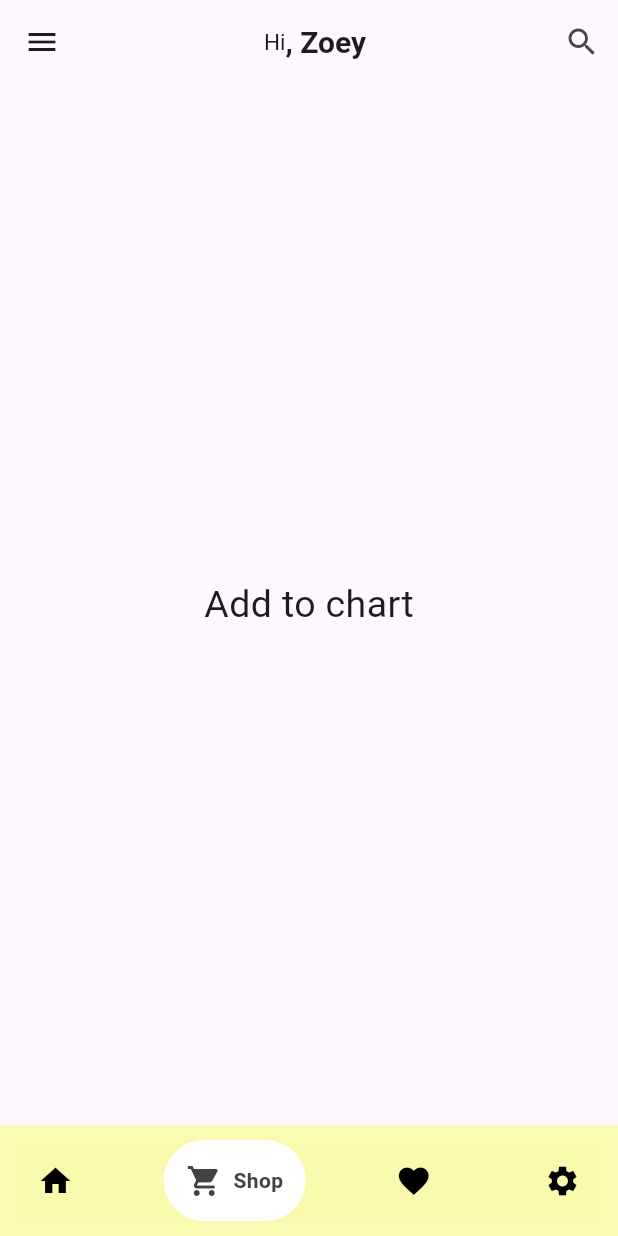
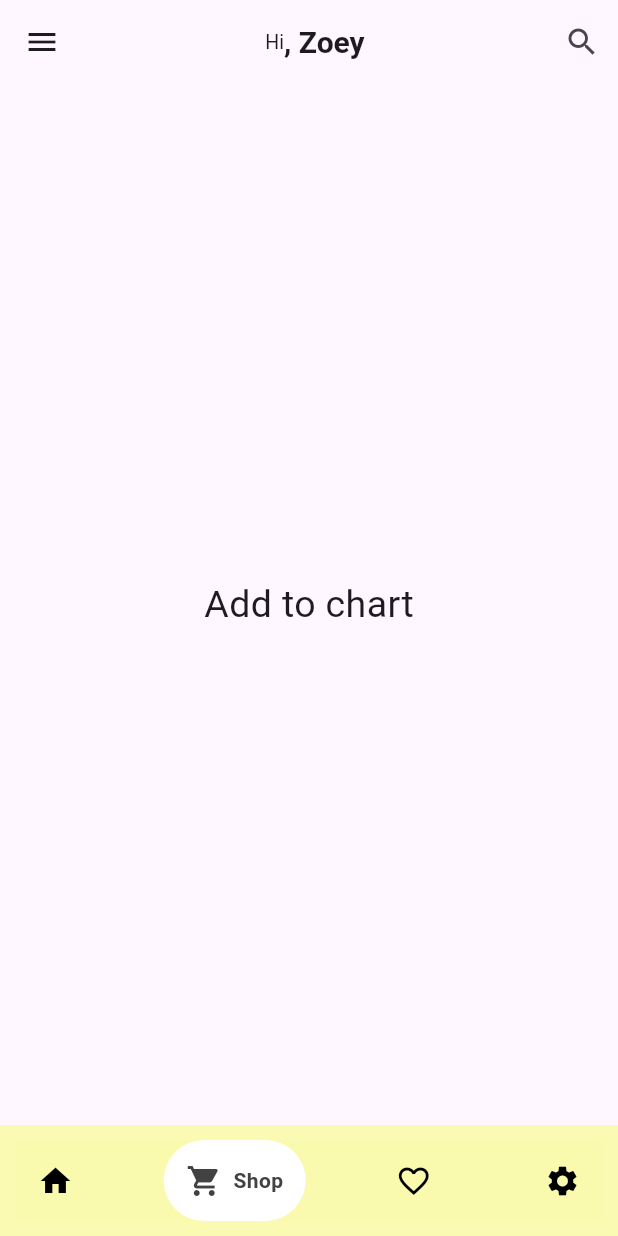
Before and after one commit to Desmond235/UI, a Flutter app: the screen it shows after launch, item 2 of the bottom bar chosen, on a phone screen of 412 x 824 dp. Run offline on Flutter 3.47's test engine with Material 2 defaults, Android fonts, the phone set to English and light mode, and no system bars; drawn by our look-alikes of google_nav_bar.

Commit message:
modified file

```diff
--- a/lib/google_nav.dart
+++ b/lib/google_nav.dart
@@ -10,6 +10,7 @@ class GoogleNavBar extends StatelessWidget {
   @override
   Widget build(BuildContext context) {
     return Container(
+
         color: color,
         width: MediaQuery.of(context).size.width * 0.8,
         child: Padding(
@@ -31,7 +32,7 @@ class GoogleNavBar extends StatelessWidget {
                 text: "\t\tShop",
               ),
               GButton(
-                icon: Icons.favorite,
+                icon: Icons.favorite_border_outlined,
                 text: "\t\tLike",
               ),
               GButton(
--- a/lib/homepage.dart
+++ b/lib/homepage.dart
@@ -63,7 +63,7 @@ class _MyHomePageState extends State<MyHomePage> {
           title: const Row(
             mainAxisAlignment: MainAxisAlignment.center,
             children: [
-              Text('Hi', style: TextStyle(fontSize: 15)),
+              Text('Hi', style: TextStyle(fontSize: 13)),
               Text(
                 ',\tZoey',
                 style: TextStyle(
--- a/pubspec.yaml
+++ b/pubspec.yaml
@@ -60,8 +60,8 @@ flutter:
   uses-material-design: true
 
   # To add assets to your application, add an assets section, like this:
-  # assets:
-  #   - images/a_dot_burr.jpeg
+  assets:
+    - assets/images/
   #   - images/a_dot_ham.jpeg
 
   # An image asset can refer to one or more resolution-specific "variants", see
```
Also changed, not shown: lib/items.dart (+14 -9 lines).
